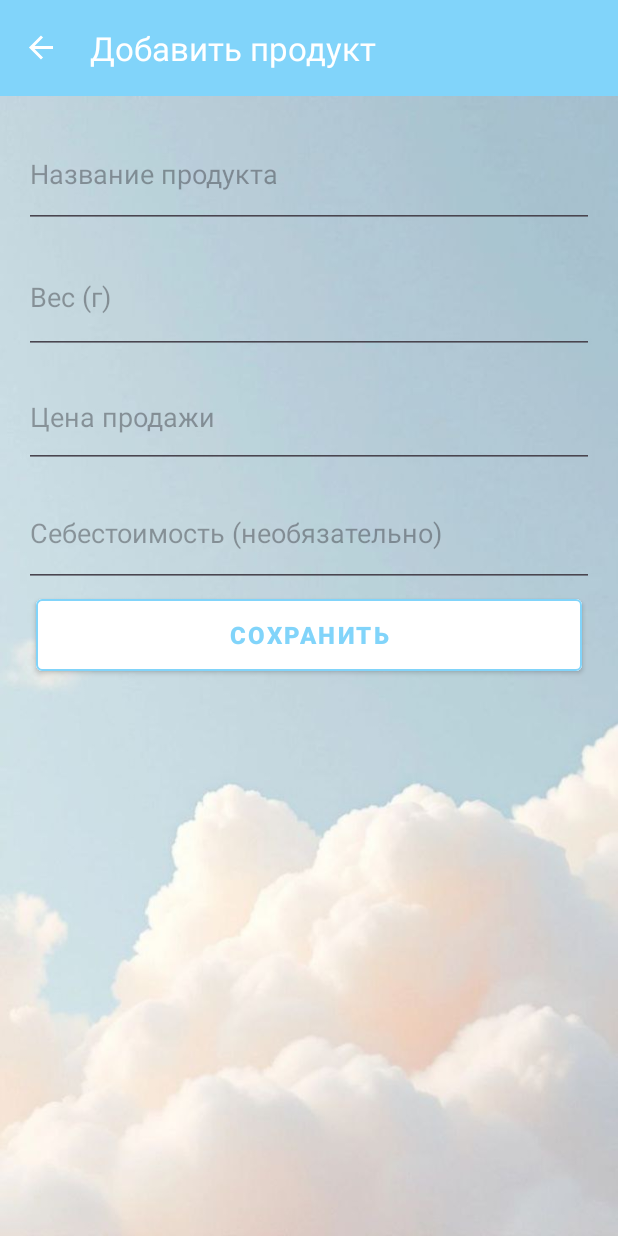
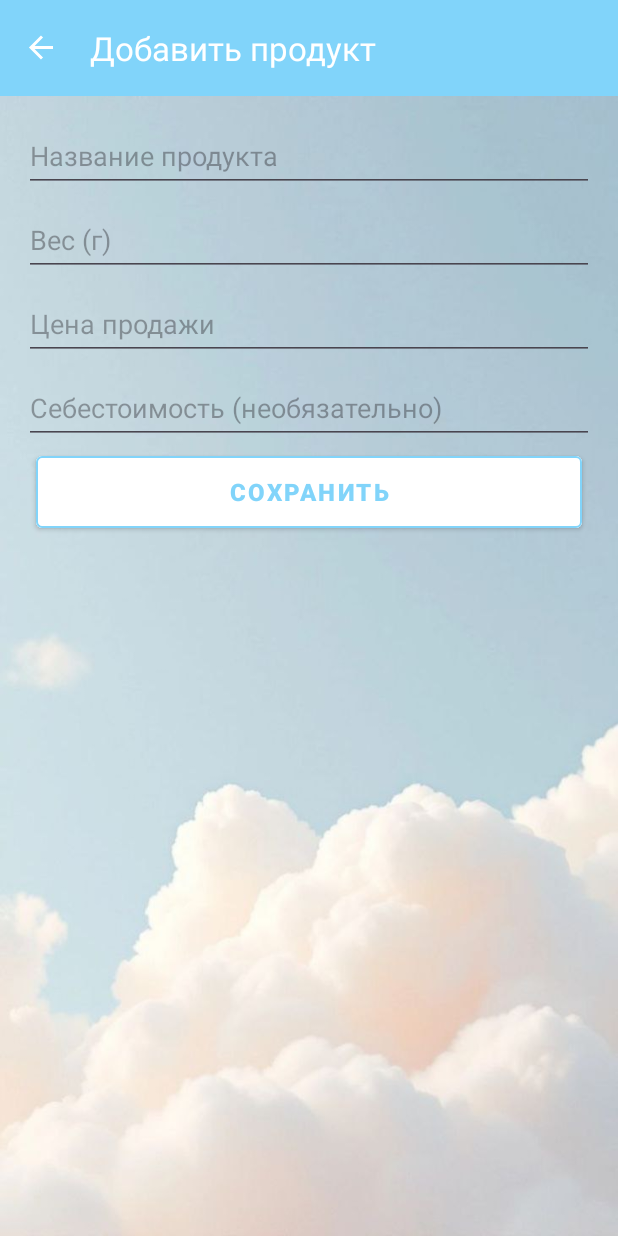
Before and after one commit to AnikaDev/DreamLoaf, an Android app: the AddProductFragment screen opened through its navigation route, on a phone screen of 412 x 824 dp. Run offline under Robolectric (Android 15) with nearby library versions, the phone set to English and light mode, and no system bars; our stand-ins replace Room's generated code, navigation-ui.

```diff
--- a/app/src/main/res/layout/fragment_add_product.xml
+++ b/app/src/main/res/layout/fragment_add_product.xml
@@ -1,44 +1,52 @@
 <?xml version="1.0" encoding="utf-8"?>
-<LinearLayout
-    xmlns:android="http://schemas.android.com/apk/res/android"
+<ScrollView xmlns:android="http://schemas.android.com/apk/res/android"
     xmlns:tools="http://schemas.android.com/tools"
     android:layout_width="match_parent"
     android:layout_height="match_parent"
+    android:fillViewport="true"
+    android:background="@drawable/back">
+
+    <LinearLayout
+        android:layout_width="match_parent"
+        android:layout_height="wrap_content"
         android:orientation="vertical"
         android:padding="16dp"
-    tools:context=".products.AddProductFragment"
-    android:background="@drawable/back">
+        tools:context=".products.AddProductFragment">
 
         <EditText
             android:id="@+id/nameEditText"
             android:layout_width="match_parent"
-        android:layout_height="72dp"
+            android:layout_height="wrap_content"
             android:hint="Название продукта"
-        android:inputType="text" />
+            android:inputType="text"
+            android:minHeight="48dp"/>
 
         <EditText
             android:id="@+id/weightEditText"
             android:layout_width="match_parent"
-        android:layout_height="76dp"
+            android:layout_height="wrap_content"
             android:layout_marginTop="8dp"
             android:hint="Вес (г)"
-        android:inputType="numberDecimal" />
+            android:inputType="numberDecimal"
+            android:minHeight="48dp"/>
 
         <EditText
             android:id="@+id/priceEditText"
             android:layout_width="match_parent"
-        android:layout_height="68dp"
+            android:layout_height="wrap_content"
             android:layout_marginTop="8dp"
             android:hint="Цена продажи"
-        android:inputType="numberDecimal" />
+            android:inputType="numberDecimal"
+            android:minHeight="48dp"/>
 
         <EditText
             android:id="@+id/costPriceEditText"
             android:layout_width="match_parent"
-        android:layout_height="71dp"
+            android:layout_height="wrap_content"
             android:layout_marginTop="8dp"
             android:hint="Себестоимость (необязательно)"
-        android:inputType="numberDecimal" />
+            android:inputType="numberDecimal"
+            android:minHeight="48dp"/>
 
         <Button
             android:id="@+id/saveButton"
@@ -48,3 +56,4 @@
             android:text="Сохранить"
             style="@style/SaveButtonStyle"/>
     </LinearLayout>
+</ScrollView>
```
Also changed, not shown: app/src/main/java/com/example/dreamloaf/production/AddProductionFragment.java (deleted, +0 -70 lines), app/src/main/res/layout/fragment_add_production.xml (+13 -14 lines), app/src/main/res/layout/fragment_add_sale.xml (+10 -2 lines), app/src/main/res/layout/fragment_login.xml (line endings or trailing spaces), app/src/main/res/layout/fragment_register.xml (line endings or trailing spaces). Lines whose indentation alone changed are shown as unchanged.
